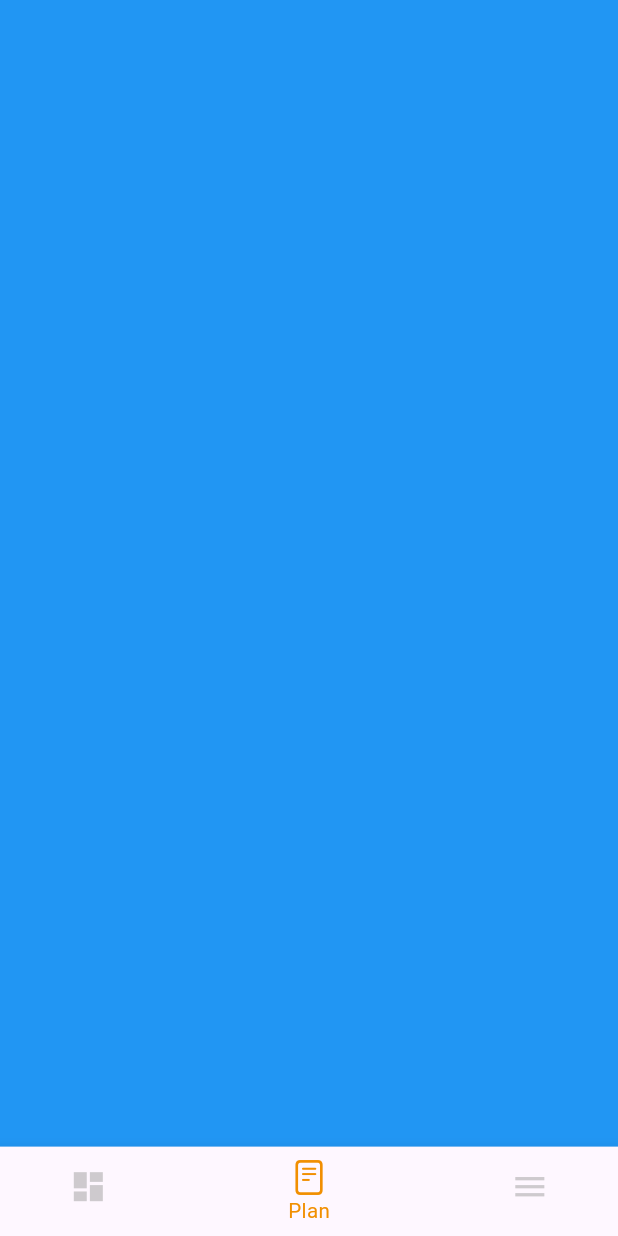
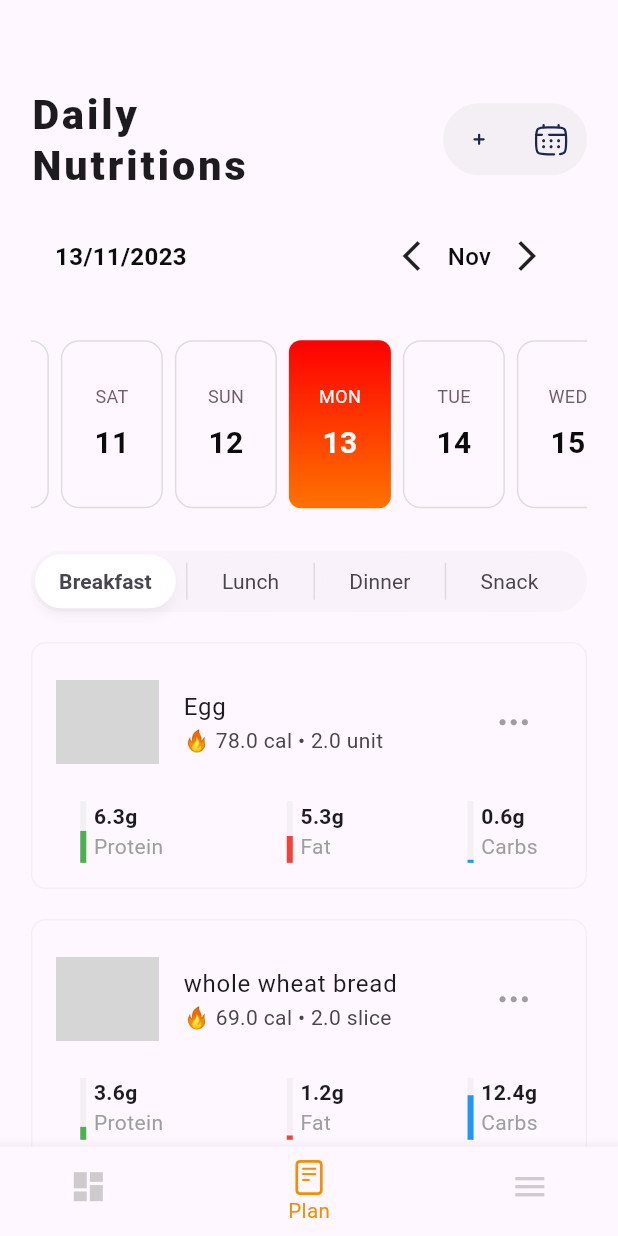
Before and after one commit to ReflectIQBusiness/sportify, a Flutter app: the screen it shows after launch, item 2 of the bottom bar chosen, on a phone screen of 412 x 824 dp. Run offline on Flutter 3.47's test engine with Material 2 defaults, Android fonts, the phone set to English and light mode, and no system bars; our stand-ins replace flutter_svg, get, glassmorphism, image_cropper, image_picker, syncfusion_flutter_charts and 2 more; network calls fail; grey boxes are pictures that could not be loaded.

Commit message:
daily nutritions

```diff
--- a/lib/constants/routes.dart
+++ b/lib/constants/routes.dart
@@ -2,7 +2,7 @@ import 'package:get/route_manager.dart';
 import 'package:sportapplication/views/choose_profile_pic.dart';
 import 'package:sportapplication/views/detail_programs.dart';
 import 'package:sportapplication/views/forget_page.dart';
-import 'package:sportapplication/views/home_page.dart';
+import 'package:sportapplication/views/home_page/home_page.dart';
 import 'package:sportapplication/views/inscription.dart';
 import 'package:sportapplication/views/introduction_screen.dart';
 import 'package:sportapplication/views/login.dart';
--- a/lib/controller/home_page_controller.dart
+++ b/lib/controller/home_page_controller.dart
@@ -1,5 +1,6 @@
 import 'package:get/get.dart';
 import 'package:sportapplication/models/calorie.dart';
+import 'package:sportapplication/models/ingredient.dart';
 import 'package:sportapplication/models/program.dart';
 import 'package:sportapplication/views/detail_programs.dart';
 import 'package:sportapplication/views/video_screen.dart';
@@ -7,6 +8,7 @@ import 'package:video_player/video_player.dart';
 
 class HomePageController extends GetxController {
   RxInt currentIndex = 0.obs;
+  Rx<DateTime> selectedDate = DateTime.now().obs;
   RxList<Calorie> dataCalories = [
     Calorie(calorie: 2000, date: DateTime.now().subtract(Duration(days: 6)).toString()),
     Calorie(calorie: 2500, date: DateTime.now().subtract(Duration(days: 5)).toString()),
@@ -26,12 +28,14 @@ class HomePageController extends GetxController {
     Program(
       id: 2,
       name: "Abs Workouts",
-      image: "https://encrypted-tbn0.gstatic.com/images?q=tbn:ANd9GcRFoeBRdfkTwKx3mWWj-8YVMB7qVI_LKSGaunYkd78MrvpkisSBKXrbpF_LbG-PAAPmlFQ&usqp=CAU",
+      image:
+          "https://encrypted-tbn0.gstatic.com/images?q=tbn:ANd9GcRFoeBRdfkTwKx3mWWj-8YVMB7qVI_LKSGaunYkd78MrvpkisSBKXrbpF_LbG-PAAPmlFQ&usqp=CAU",
     ),
     Program(
       id: 3,
       name: "Legs Workouts",
-      image: "https://encrypted-tbn0.gstatic.com/images?q=tbn:ANd9GcSDQ7zl-9saJcmY-J2V_14ZigWdKUT--CWnhllXywJlGvMAqeYBT1FGlQ5RXoYnFKABkxs&usqp=CAU",
+      image:
+          "https://encrypted-tbn0.gstatic.com/images?q=tbn:ANd9GcSDQ7zl-9saJcmY-J2V_14ZigWdKUT--CWnhllXywJlGvMAqeYBT1FGlQ5RXoYnFKABkxs&usqp=CAU",
     ),
     Program(
       id: 4,
@@ -46,7 +50,59 @@ class HomePageController extends GetxController {
     "Rest for 2 minutes between sets.",
     "Finish with a 10-minute cool-down and stretching.",
   ];
+
   RxList<VideoPlayerController> detailsProgram = <VideoPlayerController>[].obs;
+  RxList meals = [
+    {
+      "id": 1,
+      "name": "Breakfast",
+      "isSelected": true,
+    },
+    {
+      "id": 2,
+      "name": "Lunch",
+      'isSelected': false,
+    },
+    {
+      "id": 3,
+      "name": "Dinner",
+      'isSelected': false,
+    },
+    {
+      "id": 4,
+      "name": "Snack",
+      'isSelected': false,
+    },
+  ].obs;
+  RxList<Ingredient> ingredients = [
+    Ingredient(
+      id: 1,
+      name: "Egg",
+      calories: 78,
+      protein: 6.3,
+      fat: 5.3,
+      carbs: 0.6,
+      quantity: 2,
+      unit: "unit",
+      image: "https://ichef.bbci.co.uk/news/976/cpsprodpb/7614/production/_105482203__105172250_gettyimages-857294664.jpg.webp",
+      mealId: 1,
+      dateTime: DateTime.now(),
+    ),
+    Ingredient(
+      id: 2,
+      name: 'whole wheat bread',
+      calories: 69,
+      protein: 3.6,
+      fat: 1.2,
+      carbs: 12.4,
+      quantity: 2,
+      unit: "slice",
+      image: "https://images.eatthismuch.com/img/4028_erin_m_7511049c-b12a-4feb-8c5f-bb3c6195edba.png",
+      mealId: 1,
+      dateTime: DateTime.now(),
+    )
+  ].obs;
+
   changeIndex(int index) {
     currentIndex.value = index;
     currentIndex.refresh();
@@ -90,4 +146,17 @@ class HomePageController extends GetxController {
   goToVideoPage(element) {
     Get.toNamed(VideoScreen.routeName, arguments: element);
   }
+
+  void changeMeal(int index) {
+    meals.forEach((element) {
+      element['isSelected'] = false;
+    });
+    meals[index]['isSelected'] = true;
+    meals.refresh();
+  }
+
+  void changeDate(DateTime selectedDate) {
+    this.selectedDate.value = selectedDate;
+    this.selectedDate.refresh();
+  }
 }
--- a/lib/controller/inscription_screen_controller.dart
+++ b/lib/controller/inscription_screen_controller.dart
@@ -3,7 +3,7 @@ import 'package:flutter/material.dart';
 import 'package:get/get.dart';
 import 'package:sportapplication/constants/colors.dart';
 import 'package:sportapplication/views/choose_profile_pic.dart';
-import 'package:sportapplication/views/home_page.dart';
+import 'package:sportapplication/views/home_page/home_page.dart';
 import 'package:sportapplication/views/verify_phone.dart';
 
 class InscriptionScreenController extends GetxController {
--- a/lib/controller/login_controller.dart
+++ b/lib/controller/login_controller.dart
@@ -1,7 +1,7 @@
 import 'package:flutter/material.dart';
 import 'package:get/get.dart';
 import 'package:sportapplication/views/forget_page.dart';
-import 'package:sportapplication/views/home_page.dart';
+import 'package:sportapplication/views/home_page/home_page.dart';
 import 'package:sportapplication/views/inscription.dart';
 
 class LoginController extends GetxController {
--- a/lib/main.dart
+++ b/lib/main.dart
@@ -1,8 +1,7 @@
 import 'package:flutter/material.dart';
 import 'package:get/route_manager.dart';
 import 'package:sportapplication/constants/routes.dart';
-import 'package:sportapplication/views/home_page.dart';
-import 'package:sportapplication/views/splash_screen.dart';
+import 'package:sportapplication/views/home_page/home_page.dart';
 
 void main() {
   runApp(const MainApp());
--- /dev/null
+++ b/lib/models/ingredient.dart
@@ -0,0 +1,40 @@
+class Ingredient {
+  int id;
+  String name;
+  double calories;
+  double protein;
+  double fat;
+  double carbs;
+  // double fiber;
+  // double sugar;
+  // double sodium;
+  // double potassium;
+  // double cholesterol;
+  // double saturatedFat;
+  // double unsaturatedFat;
+  double quantity;
+  String unit;
+  String image;
+  int mealId;
+  DateTime dateTime;
+  Ingredient({
+    required this.id,
+    required this.name,
+    required this.calories,
+    required this.protein,
+    required this.fat,
+    required this.carbs,
+// required this.fiber,
+// required this.sugar,
+// required this.sodium,
+// required this.potassium,
+// required this.cholesterol,
+// required this.saturatedFat,
+// required this.unsaturatedFat,
+    required this.quantity,
+    required this.unit,
+    required this.image,
+    required this.mealId,
+    required this.dateTime,
+  });
+}
--- /dev/null
+++ b/lib/views/home_page/daily_nutritions.dart
@@ -0,0 +1,400 @@
+import 'package:easy_date_timeline/easy_date_timeline.dart';
+import 'package:flutter/cupertino.dart';
+import 'package:flutter/material.dart';
+import 'package:flutter_svg/svg.dart';
+import 'package:get/get.dart';
+import 'package:sportapplication/constants/colors.dart';
+import 'package:sportapplication/controller/home_page_controller.dart';
+import 'package:sportapplication/models/ingredient.dart';
+
+class DailyNutritions extends StatelessWidget {
+  const DailyNutritions({
+    super.key,
+    required this.homePageController,
+  });
+
+  final HomePageController homePageController;
+
+  @override
+  Widget build(BuildContext context) {
+    return Obx(() {
+      final ingredients = homePageController.ingredients
+          .where((p0) =>
+              p0.mealId == homePageController.meals.firstWhere((element) => element['isSelected'])['id'] &&
+              (p0.dateTime.day == homePageController.selectedDate.value.day &&
+                  p0.dateTime.month == homePageController.selectedDate.value.month &&
+                  p0.dateTime.year == homePageController.selectedDate.value.year))
+          .toList();
+      return Padding(
+        padding: EdgeInsets.symmetric(horizontal: Get.width / 20),
+        child: Column(
+          children: [
+            createTopPadding(),
+            createAppBar(context),
+            createDivider(),
+            createDateTimeLine(),
+            createDivider(),
+            createChips(),
+            createDivider(),
+            createListIngredients(ingredients)
+          ],
+        ),
+      );
+    });
+  }
+
+  SizedBox createTopPadding() {
+    return SizedBox(
+      height: Get.height / 14,
+    );
+  }
+
+  SizedBox createDivider() {
+    return const SizedBox(
+      height: 20,
+    );
+  }
+
+  Widget createListIngredients(List<Ingredient> ingredients) {
+    return Expanded(
+      child: (ingredients.isNotEmpty)
+          ? ListView.separated(
+              padding: EdgeInsets.zero,
+              itemBuilder: (context, index) {
+                final ingredient = ingredients[index];
+                final totalMacro = ingredient.protein + ingredient.fat + ingredient.carbs;
+                return Container(
+                  padding: EdgeInsets.symmetric(
+                    vertical: Get.height / 50,
+                  ),
+                  decoration: BoxDecoration(
+                    border: Border.all(
+                      color: Colors.grey.withOpacity(0.1),
+                    ),
+                    borderRadius: BorderRadius.circular(10),
+                  ),
+                  child: Column(
+                    children: [
+                      createListTileIngredient(ingredient),
+                      SizedBox(
+                        height: Get.height / 50,
+                      ),
+                      createListMacros(ingredient, totalMacro)
+                    ],
+                  ),
+                );
+              },
+              itemCount: ingredients.length,
+              separatorBuilder: (context, index) {
+                return const SizedBox(
+                  height: 20,
+                );
+              },
+            )
+          : createEmptyIngredients(),
+    );
+  }
+
+  Widget createListMacros(Ingredient ingredient, double totalMacro) {
+    return Wrap(
+      direction: Axis.horizontal,
+      children: [
+        SizedBox(
+          height: Get.height / 20,
+          child: RotatedBox(
+            quarterTurns: -1,
+            child: LinearProgressIndicator(
+              value: ingredient.protein / totalMacro,
+              backgroundColor: Colors.grey.withOpacity(0.1),
+              color: Colors.green,
+            ),
+          ),
+        ),
+        const SizedBox(
+          width: 5,
+        ),
+        Column(
+          mainAxisAlignment: MainAxisAlignment.center,
+          crossAxisAlignment: CrossAxisAlignment.start,
+          children: [
+            Text(
+              "${ingredient.protein}g",
+              style: const TextStyle(
+                fontWeight: FontWeight.bold,
+              ),
+            ),
+            const Text(
+              "Protein",
+              style: TextStyle(
+                color: Colors.grey,
+              ),
+            )
+          ],
+        ),
+        SizedBox(
+          width: Get.width / 5,
+        ),
+        SizedBox(
+            height: Get.height / 20,
+            child: RotatedBox(
+              quarterTurns: -1,
+              child: LinearProgressIndicator(
+                value: ingredient.fat / totalMacro,
+                backgroundColor: Colors.grey.withOpacity(0.1),
+                color: Colors.red,
+              ),
+            )),
+        const SizedBox(
+          width: 5,
+        ),
+        Column(
+          mainAxisAlignment: MainAxisAlignment.center,
+          crossAxisAlignment: CrossAxisAlignment.start,
+          children: [
+            Text(
+              "${ingredient.fat}g",
+              style: const TextStyle(
+                fontWeight: FontWeight.bold,
+              ),
+            ),
+            const Text(
+              "Fat",
+              style: TextStyle(
+                color: Colors.grey,
+              ),
+            )
+          ],
+        ),
+        SizedBox(
+          width: Get.width / 5,
+        ),
+        SizedBox(
+          height: Get.height / 20,
+          child: RotatedBox(
+            quarterTurns: -1,
+            child: LinearProgressIndicator(
+              value: ingredient.carbs / totalMacro,
+              backgroundColor: Colors.grey.withOpacity(0.1),
+              color: Colors.blue,
+            ),
+          ),
+        ),
+        const SizedBox(
+          width: 5,
+        ),
+        Column(
+          mainAxisAlignment: MainAxisAlignment.center,
+          crossAxisAlignment: CrossAxisAlignment.start,
+          children: [
+            Text(
+              "${ingredient.carbs}g",
+              style: const TextStyle(
+                fontWeight: FontWeight.bold,
+              ),
+            ),
+            const Text(
+              "Carbs",
+              style: TextStyle(
+                color: Colors.grey,
+              ),
+            )
+          ],
+        ),
+      ],
+    );
+  }
+
+  Widget createEmptyIngredients() {
+    return Column(
+      mainAxisAlignment: MainAxisAlignment.center,
+      children: [
+        SvgPicture.asset(
+          'assets/empty.svg',
+          width: Get.width / 5,
+        ),
+        const SizedBox(
+          height: 20,
+        ),
+        Text(
+          "No ingredients found for this meal, please add some ingredients to your meal to embrace the power of nutrition. 🥗 ",
+          style: TextStyle(
+            color: Colors.grey,
+            fontSize: Get.width / 35,
+          ),
+          textAlign: TextAlign.center,
+        ),
+      ],
+    );
+  }
+
+  Widget createListTileIngredient(Ingredient ingredient) {
+    return ListTile(
+      leading: Container(
+        width: Get.width / 6,
+        decoration: BoxDecoration(
+          borderRadius: BorderRadius.circular(100),
+          image: DecorationImage(
+            image: NetworkImage(ingredient.image),
+            fit: BoxFit.cover,
+          ),
+        ),
+      ),
+      title: Text(ingredient.name),
+      subtitle: Text("🔥 ${ingredient.calories} cal • ${ingredient.quantity} ${ingredient.unit}"),
+      trailing: IconButton(
+        onPressed: () {},
+        icon: const Icon(
+          CupertinoIcons.ellipsis,
+          color: Colors.grey,
+        ),
+      ),
+    );
+  }
+
+  Widget createChips() {
+    return Container(
+      height: Get.height / 20,
+      decoration: BoxDecoration(
+        color: Colors.grey.withOpacity(0.05),
+        borderRadius: BorderRadius.circular(100),
+      ),
+      padding: EdgeInsets.symmetric(
+        horizontal: Get.width / 150,
+      ),
+      child: ListView.separated(
+        scrollDirection: Axis.horizontal,
+        itemBuilder: (context, index) {
+          final meal = homePageController.meals[index];
+          return GestureDetector(
+            onTap: () {
+              homePageController.changeMeal(index);
+            },
+            child: Chip(
+              label: Text(meal['name']),
+              backgroundColor: meal['isSelected'] ? Colors.white : Colors.grey.withOpacity(0.05),
+              labelStyle: TextStyle(
+                fontWeight: meal['isSelected'] ? FontWeight.bold : FontWeight.normal,
+              ),
+              shadowColor: meal['isSelected'] ? Colors.black.withOpacity(0.2) : Colors.transparent,
+              side: BorderSide.none,
+              elevation: meal['isSelected'] ? 3 : 0,
+              shape: RoundedRectangleBorder(
+                borderRadius: BorderRadius.circular(100),
+                side: BorderSide(
+                  color: orangeCustom,
+                ),
+              ),
+            ),
+          );
+        },
+        itemCount: homePageController.meals.length,
+        separatorBuilder: (context, index) {
+          return Padding(
+            padding: EdgeInsets.symmetric(
+              horizontal: Get.width / 60,
+              vertical: Get.height / 100,
+            ),
+            child: IntrinsicHeight(
+              child: VerticalDivider(
+                color: Colors.black.withOpacity(0.1),
+                thickness: 1,
+                width: 1,
+              ),
+            ),
+          );
+        },
+      ),
+    );
+  }
+
+  Widget createDateTimeLine() {
+    return EasyDateTimeLine(
+      initialDate: homePageController.selectedDate.value,
+      onDateChange: (selectedDate) {
+        homePageController.changeDate(selectedDate);
+      },
+      headerProps: const EasyHeaderProps(
+        monthPickerType: MonthPickerType.switcher,
+        selectedDateFormat: SelectedDateFormat.fullDateDMY,
+      ),
+      dayProps: const EasyDayProps(
+        dayStructure: DayStructure.dayStrDayNum,
+        activeDayStyle: DayStyle(
+          decoration: BoxDecoration(
+            borderRadius: BorderRadius.all(Radius.circular(8)),
+            gradient: LinearGradient(
+              begin: Alignment.topCenter,
+              end: Alignment.bottomCenter,
+              colors: [
+                Color.fromARGB(255, 255, 0, 0),
+                Color.fromARGB(255, 255, 115, 0),
+              ],
+            ),
+          ),
+        ),
+      ),
+    );
+  }
+
+  Widget createAppBar(BuildContext context) {
+    return Row(
+      children: [
+        Text(
+          "Daily\nNutritions",
+          style: Theme.of(context).textTheme.headlineLarge!,
+        ),
+        const Spacer(),
+        createAddAndCalendarBtn(),
+      ],
+    );
+  }
+
+  Widget createAddAndCalendarBtn() {
+    return Container(
+      decoration: BoxDecoration(
+        color: Colors.grey.withOpacity(0.1),
+        borderRadius: BorderRadius.circular(100),
+      ),
+      child: Row(
+        children: [
+          IconButton(
+            onPressed: () {},
+            icon: SvgPicture.asset(
+              'assets/add.svg',
+            ),
+          ),
+          IconButton(
+            onPressed: () {},
+            icon: SvgPicture.asset(
+              'assets/calendar.svg',
+            ),
+          ),
+        ],
+      ),
+    );
+  }
+}
+//  final ingredients = homePageController.ingredients
+//         .where((p0) =>
+//             p0.mealId == homePageController.meals.firstWhere((element) => element['isSelected'])['id'] &&
+//             (p0.dateTime.day == homePageController.selectedDate.value.day &&
+//                 p0.dateTime.month == homePageController.selectedDate.value.month &&
+//                 p0.dateTime.year == homePageController.selectedDate.value.year))
+//         .toList();
+//     return Padding(
+//       padding: EdgeInsets.symmetric(
+//         horizontal: Get.width / 20,
+//       ),
+//       child: Column(
+//         children: [
+//           createTopPadding(),
+//           createAppBar(context),
+//           createDivider(),
+//           createDateTimeLine(),
+//           createDivider(),
+//           createChips(),
+//           createDivider(),
+//           createListIngredients(ingredients),
+//         ],
+//       ),
+//     );
--- a/lib/views/home_page.dart
+++ b/lib/views/home_page/dashboard.dart
@@ -1,29 +1,25 @@
 import 'package:flutter/cupertino.dart';
 import 'package:flutter/material.dart';
 import 'package:get/get.dart';
+import 'package:glassmorphism/glassmorphism.dart';
 import 'package:sportapplication/constants/colors.dart';
 import 'package:sportapplication/controller/home_page_controller.dart';
-import 'package:glassmorphism/glassmorphism.dart';
 import 'package:sportapplication/models/calorie.dart';
 import 'package:sportapplication/models/program.dart';
 import 'package:syncfusion_flutter_charts/charts.dart';
 
-class HomePage extends StatelessWidget {
-  HomePage({super.key});
-  static const routeName = "/home-page";
-  final HomePageController homePageController = Get.isRegistered<HomePageController>() ? Get.find<HomePageController>() : Get.put(HomePageController());
+class Dashboard extends StatelessWidget {
+  final HomePageController homePageController;
+  const Dashboard({super.key, required this.homePageController});
+
   @override
   Widget build(BuildContext context) {
-    return Scaffold(
-      body: Obx(
-        () {
     var valuesStyle = TextStyle(
       color: Colors.white,
       fontSize: Get.width / 25,
       fontWeight: FontWeight.bold,
     );
-          return IndexedStack(index: homePageController.currentIndex.value, children: [
-            SingleChildScrollView(
+    return SingleChildScrollView(
       padding: EdgeInsets.only(
         left: Get.width / 20,
         right: Get.width / 20,
@@ -44,17 +40,6 @@ class HomePage extends StatelessWidget {
           createWorkouts()
         ],
       ),
-            ),
-            Container(
-              color: Colors.blue,
-            ),
-            Container(
-              color: Colors.green,
-            ),
-          ]);
-        },
-      ),
-      bottomNavigationBar: createBottomNavigationBar(),
     );
   }
 
@@ -154,7 +139,7 @@ class HomePage extends StatelessWidget {
             tooltipBehavior: TooltipBehavior(enable: true),
             series: <ChartSeries>[
               BarSeries<Calorie, String>(
-                dataSource: homePageController.dataCalories.value.reversed.toList(),
+                dataSource: homePageController.dataCalories.reversed.toList(),
                 xValueMapper: (data, _) => data.date,
                 yValueMapper: (data, _) => data.calorie,
                 dataLabelSettings: const DataLabelSettings(isVisible: true),
@@ -358,35 +343,4 @@ class HomePage extends StatelessWidget {
       ],
     );
   }
-
-  Widget createBottomNavigationBar() {
-    return Obx(
-      () => BottomNavigationBar(
-        iconSize: Get.width / 16,
-        onTap: (index) {
-          homePageController.changeIndex(index);
-        },
-        unselectedItemColor: Colors.grey.withOpacity(0.5),
-        type: BottomNavigationBarType.shifting,
-        currentIndex: homePageController.currentIndex.value,
-        fixedColor: orangeCustom,
-        selectedFontSize: Get.width / 30,
-        landscapeLayout: BottomNavigationBarLandscapeLayout.centered,
-        items: const [
-          BottomNavigationBarItem(
-            icon: Icon(Icons.dashboard),
-            label: 'Home',
-          ),
-          BottomNavigationBarItem(
-            icon: Icon(CupertinoIcons.doc_plaintext),
-            label: 'Plan',
-          ),
-          BottomNavigationBarItem(
-            icon: Icon(Icons.menu),
-            label: 'More',
-          ),
-        ],
-      ),
-    );
 }
-}
--- /dev/null
+++ b/lib/views/home_page/home_page.dart
@@ -0,0 +1,69 @@
+import 'package:flutter/cupertino.dart';
+import 'package:flutter/material.dart';
+import 'package:get/get.dart';
+import 'package:sportapplication/constants/colors.dart';
+import 'package:sportapplication/controller/home_page_controller.dart';
+import 'package:sportapplication/views/home_page/daily_nutritions.dart';
+import 'package:sportapplication/views/home_page/dashboard.dart';
+
+class HomePage extends StatelessWidget {
+  HomePage({super.key});
+  static const routeName = "/home-page";
+  final HomePageController homePageController =
+      Get.isRegistered<HomePageController>() ? Get.find<HomePageController>() : Get.put(HomePageController());
+  @override
+  Widget build(BuildContext context) {
+    return Scaffold(
+      body: Obx(
+        () {
+          return IndexedStack(
+            index: homePageController.currentIndex.value,
+            children: [
+              Dashboard(
+                homePageController: homePageController,
+              ),
+              DailyNutritions(
+                homePageController: homePageController,
+              ),
+              Container(
+                color: Colors.green,
+              ),
+            ],
+          );
+        },
+      ),
+      bottomNavigationBar: createBottomNavigationBar(),
+    );
+  }
+
+  Widget createBottomNavigationBar() {
+    return Obx(
+      () => BottomNavigationBar(
+        iconSize: Get.width / 16,
+        onTap: (index) {
+          homePageController.changeIndex(index);
+        },
+        unselectedItemColor: Colors.grey.withOpacity(0.5),
+        type: BottomNavigationBarType.shifting,
+        currentIndex: homePageController.currentIndex.value,
+        fixedColor: orangeCustom,
+        selectedFontSize: Get.width / 30,
+        landscapeLayout: BottomNavigationBarLandscapeLayout.centered,
+        items: const [
+          BottomNavigationBarItem(
+            icon: Icon(Icons.dashboard),
+            label: 'Home',
+          ),
+          BottomNavigationBarItem(
+            icon: Icon(CupertinoIcons.doc_plaintext),
+            label: 'Plan',
+          ),
+          BottomNavigationBarItem(
+            icon: Icon(Icons.menu),
+            label: 'More',
+          ),
+        ],
+      ),
+    );
+  }
+}
--- a/pubspec.yaml
+++ b/pubspec.yaml
@@ -19,6 +19,7 @@ dependencies:
   syncfusion_flutter_charts: 21.2.3
   youtube_player_flutter: ^8.1.2
   video_player: ^2.7.2
+  easy_date_timeline: ^1.0.2
 
 
 dev_dependencies:
```
Also changed, not shown: assets/add.svg (added), assets/calendar.svg (added), assets/empty.svg (added), pubspec.lock, 3 other files. Lines whose indentation alone changed are shown as unchanged.
